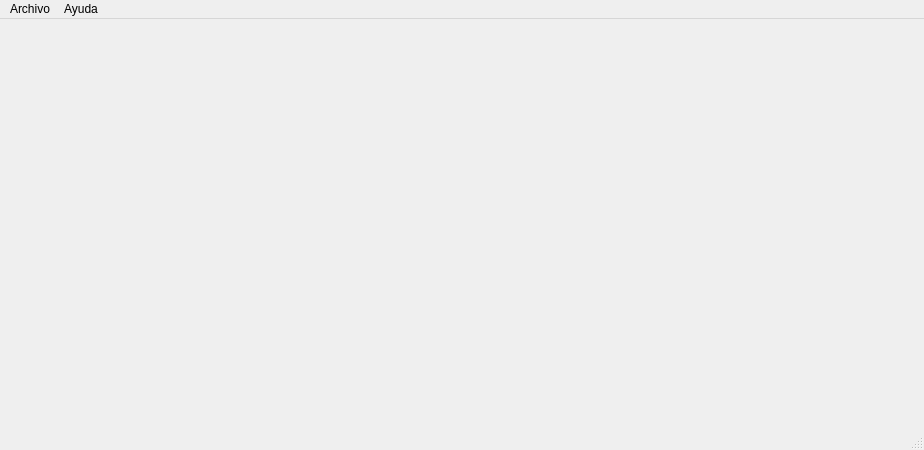
Above: P5_MenuBar.ui from ahgarciar/PIP_UNIDAD_3_2021_3 before the change. Below: the same form after it.
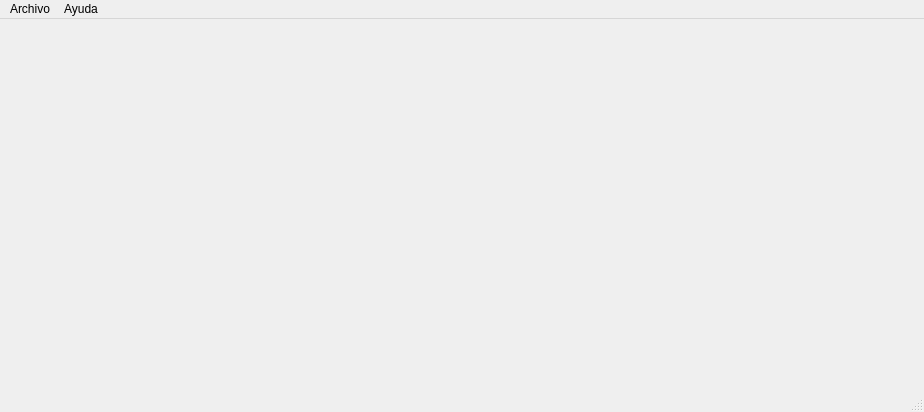
That is the form after the change.

```diff
--- a/P5_MenuBar.ui
+++ b/P5_MenuBar.ui
@@ -7,7 +7,7 @@
     <x>0</x>
     <y>0</y>
     <width>924</width>
-    <height>450</height>
+    <height>412</height>
    </rect>
   </property>
   <property name="windowTitle">
```
